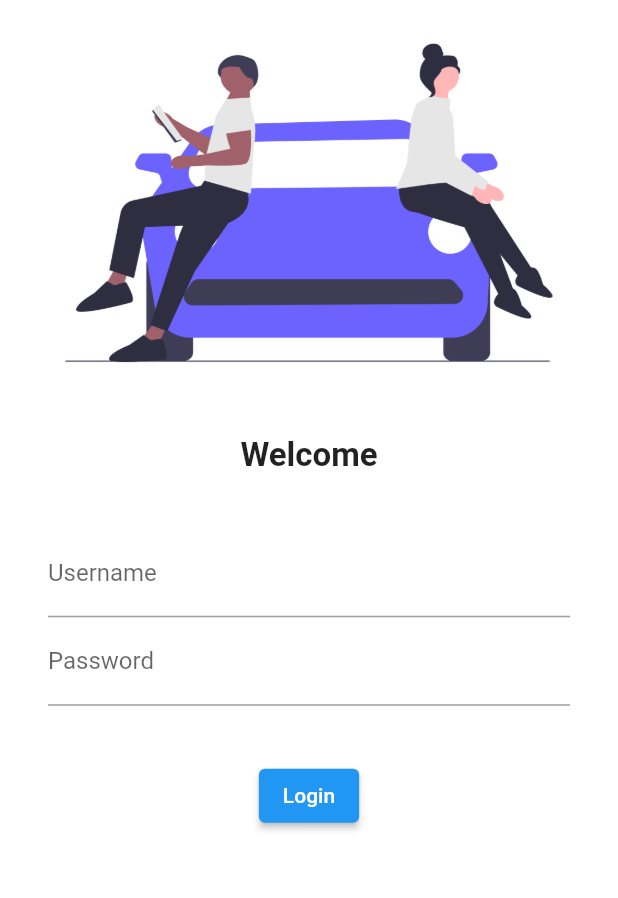
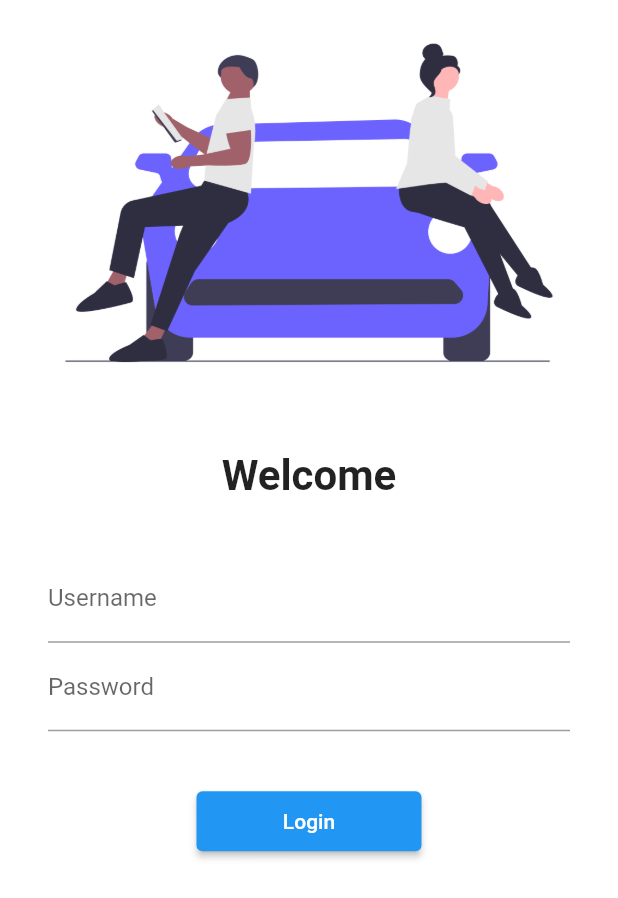
Before and after one commit to TheJollyNaman/catalog_app, a Flutter app: the screen it shows after launch, on a phone screen of 412 x 824 dp. Shown: the top 898 px of the screen. Run offline on Flutter 3.47's test engine with Material 2 defaults, Android fonts, the phone set to English and light mode, and no system bars.

```diff
--- a/lib/main.dart
+++ b/lib/main.dart
@@ -3,6 +3,7 @@
 import 'package:flutter/material.dart';
 import 'screens/home_page.dart';
 import 'screens/login_page.dart';
+import 'utils/routes.dart';
 
 void main() {
   runApp(MyApp());
@@ -18,8 +19,8 @@ class MyApp extends StatelessWidget {
       darkTheme: ThemeData(brightness: Brightness.dark),
       routes: {
         "/": (context) => LoginPage(),
-        "/home": (context) => HomePage(),
-        "/login": (context) => LoginPage(),
+        MyRoutes.homeRoute: (context) => HomePage(),
+        MyRoutes.loginRoute: (context) => LoginPage(),
       },
     );
   }
--- a/lib/screens/home_page.dart
+++ b/lib/screens/home_page.dart
@@ -13,9 +13,7 @@ class HomePage extends StatelessWidget {
         title: Text("Helloo Bitchss"),
       ),
       body: Center(
-        child: Container(
           child: Text("Hello World by $name"),
-        ),
       ),
       drawer: Drawer(),
     );
--- a/lib/screens/login_page.dart
+++ b/lib/screens/login_page.dart
@@ -1,5 +1,6 @@
 // ignore_for_file: prefer_const_constructors
 
+import 'package:catalog_app/utils/routes.dart';
 import 'package:flutter/material.dart';
 
 class LoginPage extends StatelessWidget {
@@ -9,16 +10,17 @@ class LoginPage extends StatelessWidget {
   Widget build(BuildContext context) {
     return Material(
       color: Colors.white,
+      child: SingleChildScrollView(
         child: Column(
           children: [
             Image.asset("assets/images/firstimage.png"),
             SizedBox(
-            height: 20.0,
+              height: 30.0,
             ),
             Text(
               "Welcome",
               style: TextStyle(
-              fontSize: 22,
+                fontSize: 28,
                 fontWeight: FontWeight.bold,
               ),
             ),
@@ -53,10 +55,14 @@ class LoginPage extends StatelessWidget {
             ),
             ElevatedButton(
                 onPressed: () {
-                print("Hello JI");
+                  Navigator.pushNamed(context, MyRoutes.homeRoute);
                 },
+                style: TextButton.styleFrom(
+                  minimumSize: Size(150, 40),
+                ),
                 child: Text("Login"))
           ],
+        ),
       ),
     );
   }
--- /dev/null
+++ b/lib/utils/routes.dart
@@ -0,0 +1,4 @@
+class MyRoutes {
+  static String loginRoute = "/login";
+  static String homeRoute = "/home";
+}
```
Lines whose indentation alone changed are shown as unchanged.
